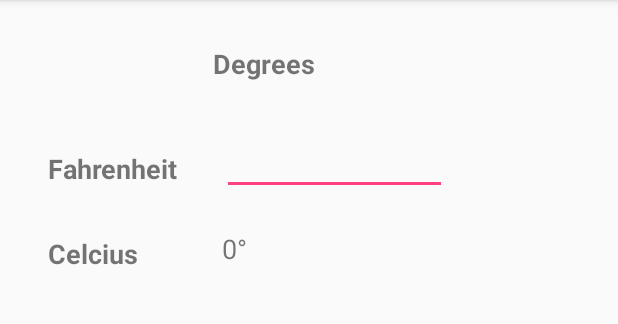
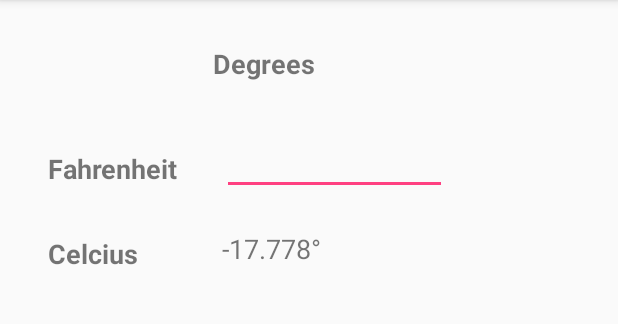
Before and after one commit to ddnguyen89/Project1_TempConverter, an Android app: the screen it shows after launch (TempConverterActivity), on a phone screen of 412 x 824 dp, the part 84-408 px from its top. Run offline under Robolectric (Android 15) with nearby library versions, the phone set to English and light mode, and no system bars.

Commit message:
Update: 10/23/2017

```diff
--- a/app/src/main/java/nguyen/project1_tempconverter/TempConverterActivity.java
+++ b/app/src/main/java/nguyen/project1_tempconverter/TempConverterActivity.java
@@ -1,5 +1,6 @@
 package nguyen.project1_tempconverter;
 
+import android.content.SharedPreferences;
 import android.support.v7.app.AppCompatActivity;
 import android.os.Bundle;
 import android.view.KeyEvent;
@@ -22,6 +23,8 @@ public class TempConverterActivity extends AppCompatActivity implements OnEditor
     //format for degrees
     NumberFormat degree = NumberFormat.getNumberInstance();
 
+    private SharedPreferences savedValues;
+
     @Override
     protected void onCreate(Bundle savedInstanceState) {
         super.onCreate(savedInstanceState);
@@ -33,6 +36,9 @@ public class TempConverterActivity extends AppCompatActivity implements OnEditor
 
         //set listeners
         fahrenheitET.setOnEditorActionListener(this);
+
+        //get the shared preferences
+        savedValues = getSharedPreferences("savedValues", MODE_PRIVATE);
     }
 
     @Override
@@ -56,4 +62,28 @@ public class TempConverterActivity extends AppCompatActivity implements OnEditor
         //display the results
         celciusTV.setText(degree.format(celcius) + degreeSymbol);
     }
+
+    @Override
+    protected void onPause() {
+        //save instance variables
+        SharedPreferences.Editor editor = savedValues.edit();
+        editor.putString("fahrenheitString", fahrenheitString);
+        editor.commit();
+
+        super.onPause();
+    }
+
+    @Override
+    protected void onResume() {
+        super.onResume();
+
+        //get the instance variables
+        fahrenheitString = savedValues.getString("fahrenheitString", "");
+
+        //set the fahrenheit amount on its widget
+        fahrenheitET.setText(fahrenheitString);
+
+        //calculate and display
+        calculateAndDisplay();
+    }
 }
```
